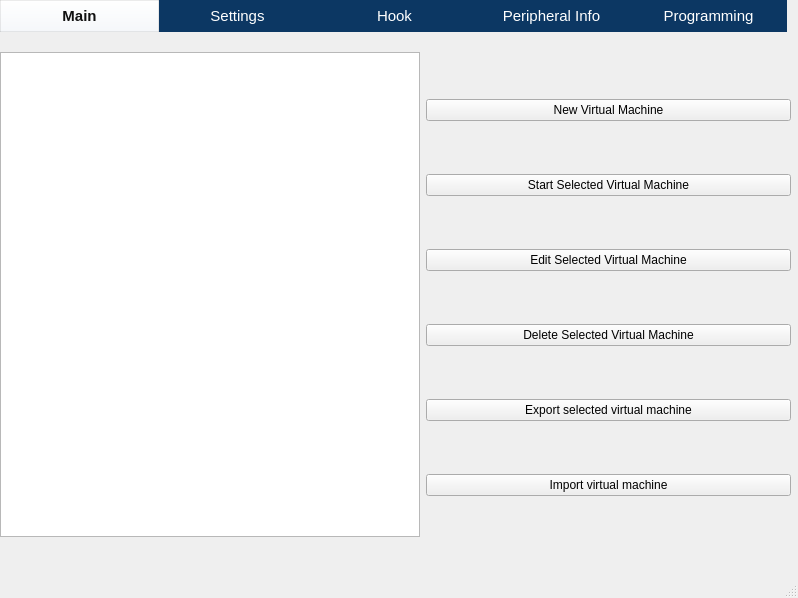
wjqsec/EmuGUI, file ui/Main.ui: the form before one commit.
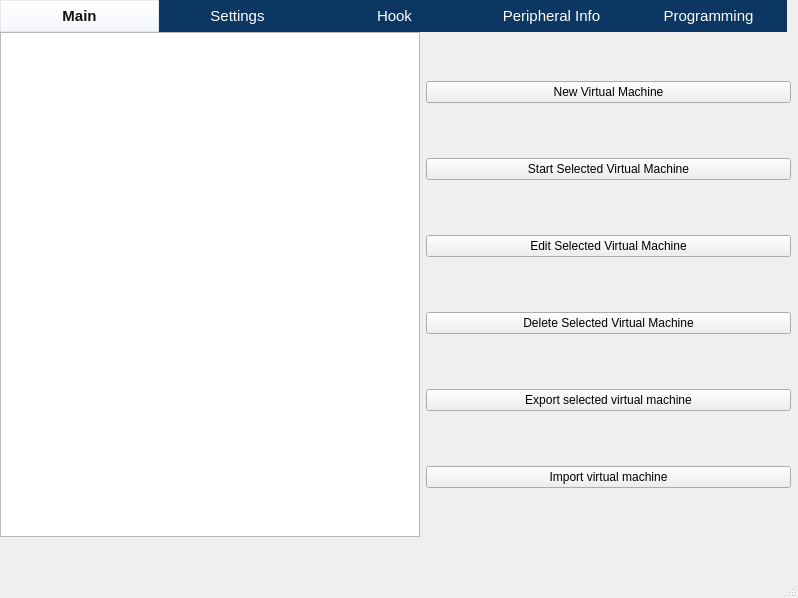
The form after the commit. Icons and pictures are not drawn.

Commit message: delete picture

Patch:
```diff
--- a/ui/Main.ui
+++ b/ui/Main.ui
@@ -88,7 +88,7 @@
           </rect>
          </property>
          <layout class="QGridLayout" name="gridLayout_4">
-          <item row="1" column="2" rowspan="2">
+          <item row="0" column="2" rowspan="2">
            <layout class="QVBoxLayout" name="verticalLayout">
             <item>
              <widget class="QPushButton" name="pushButton_8">
@@ -134,7 +134,7 @@
             </item>
            </layout>
           </item>
-          <item row="1" column="1" alignment="Qt::AlignRight">
+          <item row="0" column="1" alignment="Qt::AlignRight">
            <widget class="QListView" name="listView">
             <property name="minimumSize">
              <size>
@@ -150,19 +150,6 @@
             </property>
            </widget>
           </item>
-          <item row="0" column="1" colspan="2">
-           <widget class="QLabel" name="label_15">
-            <property name="text">
-             <string/>
-            </property>
-            <property name="pixmap">
-             <pixmap>../banners/RobertRabbit.png</pixmap>
-            </property>
-            <property name="scaledContents">
-             <bool>true</bool>
-            </property>
-           </widget>
-          </item>
          </layout>
         </widget>
        </widget>
```
